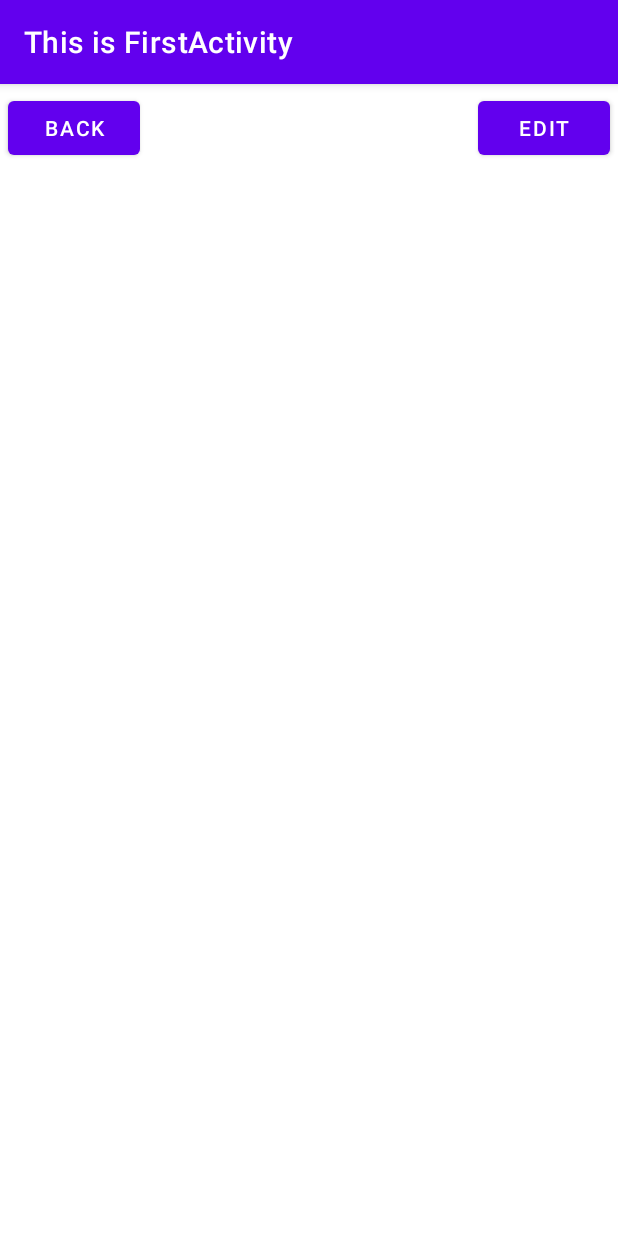
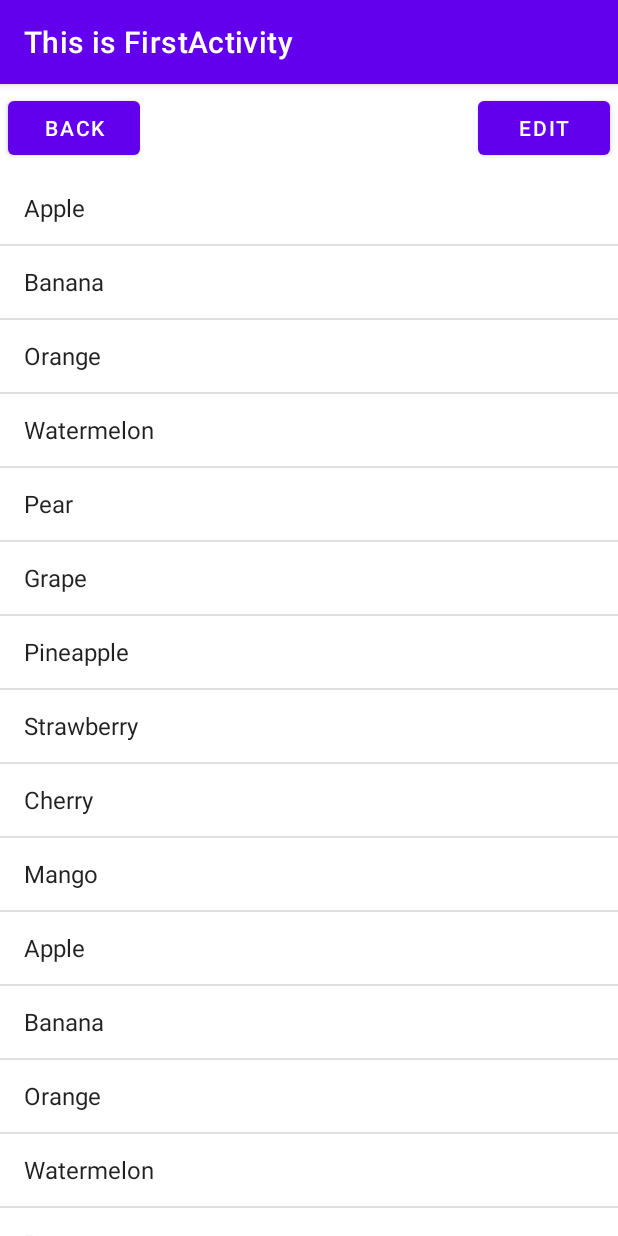
Before and after one commit to myt2000/ActivityTest, an Android app: the screen it shows after launch (MainActivity), on a phone screen of 412 x 824 dp. Run offline under Robolectric (Android 15) with nearby library versions, the phone set to English and light mode, and no system bars.

Commit message:
定义ListView自定义适配器

```diff
--- /dev/null
+++ b/app/src/main/java/com/brooks/activitytest/Fruit.kt
@@ -0,0 +1,6 @@
+package com.brooks.activitytest
+
+class Fruit(val name:String, val imageId:Int) {
+
+
+}
--- a/app/src/main/java/com/brooks/activitytest/MainActivity.kt
+++ b/app/src/main/java/com/brooks/activitytest/MainActivity.kt
@@ -2,10 +2,19 @@ package com.brooks.activitytest
 
 import androidx.appcompat.app.AppCompatActivity
 import android.os.Bundle
+import android.widget.ArrayAdapter
+import kotlinx.android.synthetic.main.activity_main.*
 
 class MainActivity : AppCompatActivity() {
+    private val data = listOf("Apple", "Banana","Orange","Watermelon","Pear","Grape",
+        "Pineapple","Strawberry","Cherry","Mango","Apple", "Banana","Orange","Watermelon","Pear","Grape",
+        "Pineapple","Strawberry","Cherry","Mango",)
+
+
     override fun onCreate(savedInstanceState: Bundle?) {
         super.onCreate(savedInstanceState)
         setContentView(R.layout.activity_main)
+        val adapter = ArrayAdapter<String>(this, android.R.layout.simple_list_item_1, data)
+        listView.adapter = adapter
     }
 }
--- a/app/src/main/res/layout/activity_main.xml
+++ b/app/src/main/res/layout/activity_main.xml
@@ -2,10 +2,15 @@
 <LinearLayout xmlns:android="http://schemas.android.com/apk/res/android"
     android:layout_width="match_parent"
     android:layout_height="match_parent"
-    >
+    android:orientation="vertical">
     <com.brooks.activitytest.TitleLayout
         android:layout_width="match_parent"
         android:layout_height="wrap_content"
         />
 
+    <ListView
+        android:id="@+id/listView"
+        android:layout_width="match_parent"
+        android:layout_height="match_parent"/>
+
 </LinearLayout>
```
Also changed, not shown: app/src/main/res/layout/fruit_item.xml (added, +22 -0 lines).
